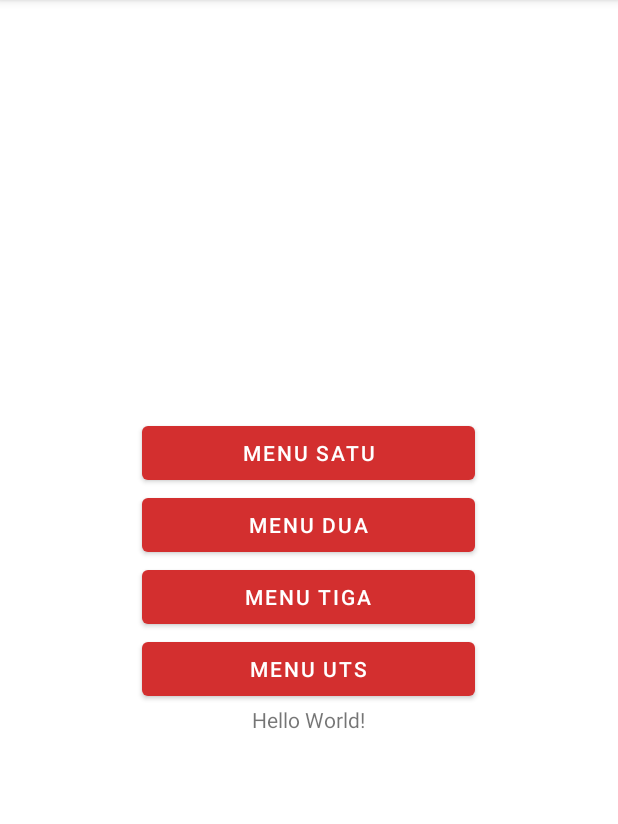
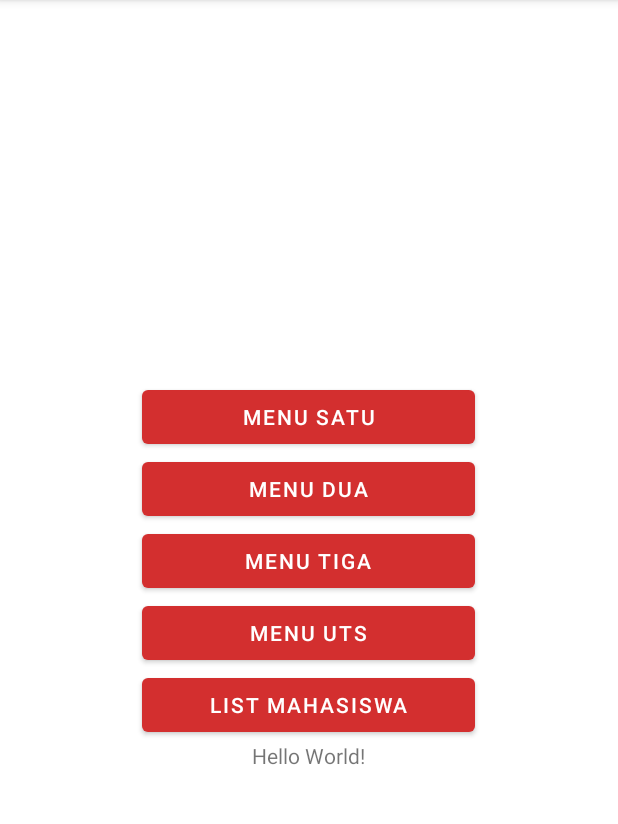
Before and after one commit to firhanhardiansyah/mobile-sems6, an Android app: the screen it shows after launch (MainActivity), on a phone screen of 412 x 824 dp, the part 84-908 px from its top. Run offline under Robolectric (Android 15) with nearby library versions, the phone set to English and light mode, and no system bars.

Commit message:
Update: Get Data Mahasiswa

```diff
--- a/app/src/main/AndroidManifest.xml
+++ b/app/src/main/AndroidManifest.xml
@@ -6,12 +6,14 @@
 
     <application
         android:allowBackup="true"
-        android:networkSecurityConfig="@xml/network_security_config"
         android:icon="@mipmap/ic_launcher"
         android:label="@string/app_name"
+        android:networkSecurityConfig="@xml/network_security_config"
         android:roundIcon="@mipmap/ic_launcher_round"
         android:supportsRtl="true"
         android:theme="@style/Theme.PemrogrammanMobileUnsika">
+        <activity android:name=".ListMahasiswa"></activity>
+
         <meta-data
             android:name="com.google.android.actions"
             android:resource="@xml/network_security_config" />
--- a/app/src/main/java/com/task/pemrogramman_mobile_unsika/ActivityDua.kt
+++ b/app/src/main/java/com/task/pemrogramman_mobile_unsika/ActivityDua.kt
@@ -60,7 +60,7 @@ class ActivityDua : AppCompatActivity() {
         hobi != ""
       ) {
         val queue = Volley.newRequestQueue(this)
-        val domain    = ""
+        val domain    = "Enter your domain/ip address"
         val base_url  = "${domain}/p-mobile-api/?params="
         val url       = "${base_url}mhs_create&npm=${npm.text}&nama=${nama.text}&jenis_kelamin=${jenisKelamin}&prodi=${prodi.selectedItem}&hobi=${hobi}"
 
@@ -70,7 +70,7 @@ class ActivityDua : AppCompatActivity() {
             val obj = JSONObject(response)
             Toast.makeText(this, "Response is: ${obj.getString("message")}", Toast.LENGTH_SHORT).show()
 
-            npm.text.fo
+            npm.text.clear()
             npm.text.clear()
             nama.text.clear()
             jk_laki.isChecked = false
--- a/app/src/main/java/com/task/pemrogramman_mobile_unsika/MainActivity.kt
+++ b/app/src/main/java/com/task/pemrogramman_mobile_unsika/MainActivity.kt
@@ -19,6 +19,7 @@ class MainActivity : AppCompatActivity() {
         val tombolActivityDua   = findViewById<Button>(R.id.tombol_activity_dua)
         val tombolActivityTiga  = findViewById<Button>(R.id.tombol_activity_tiga)
         val btnActivityTiga     = findViewById<Button>(R.id.btn_activity_uts)
+        val btnActivityListMhs     = findViewById<Button>(R.id.btn_activity_list_mahasiswa)
 
         tombolSatu.setOnClickListener {
             Toast.makeText(this, "Ini proses dari klik tombol", Toast.LENGTH_LONG).show()
@@ -35,6 +36,10 @@ class MainActivity : AppCompatActivity() {
 
         btnActivityTiga.setOnClickListener {
             startActivity(Intent(this, ActivityUts::class.java))
+        }
+
+        btnActivityListMhs.setOnClickListener {
+            startActivity(Intent(this, ListMahasiswa::class.java))
         }
     }
 
--- a/app/src/main/res/layout/activity_main.xml
+++ b/app/src/main/res/layout/activity_main.xml
@@ -37,6 +37,13 @@
         android:layout_height="wrap_content"
         android:width="100pt"/>
 
+    <Button
+        android:id="@+id/btn_activity_list_mahasiswa"
+        android:text="@string/tombol_activity_list_mahasiswa"
+        android:layout_width="wrap_content"
+        android:layout_height="wrap_content"
+        android:width="100pt"/>
+
     <TextView
         android:id="@+id/text_satu"
         android:layout_width="wrap_content"
--- a/app/src/main/res/values/strings.xml
+++ b/app/src/main/res/values/strings.xml
@@ -4,6 +4,7 @@
     <string name="tombol_activity_dua">Menu Dua</string>
     <string name="tombol_activity_tiga">Menu Tiga</string>
     <string name="tombol_activity_uts">Menu UTS</string>
+    <string name="tombol_activity_list_mahasiswa">List Mahasiswa</string>
     <string name="npm">NPM</string>
     <string name="nama">Nama</string>
     <string name="no_tlp">No Telp</string>
```
Also changed, not shown: app/src/main/java/com/task/pemrogramman_mobile_unsika/ListMahasiswa.kt (added, +50 -0 lines), app/src/main/res/layout/activity_list_mahasiswa.xml (added, +18 -0 lines).
